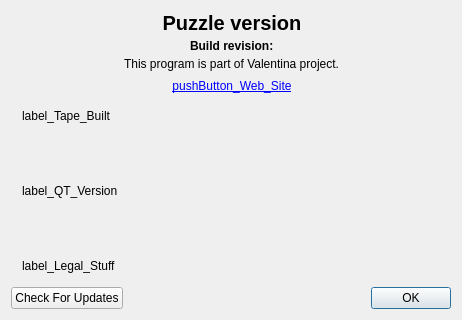
Qt form src/app/puzzle/dialogs/dialogaboutpuzzle.ui (dismine/valentina) before a commit.
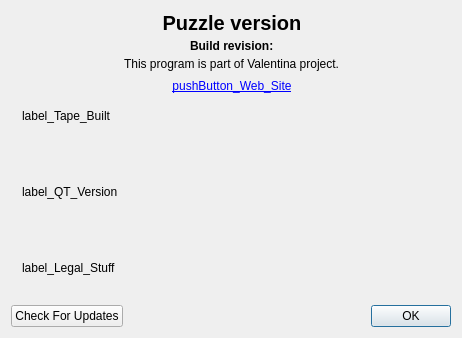
The same form after that commit. Icons and pictures are not drawn.

Commit message: corrections about puzzle dialog

```diff
--- a/src/app/puzzle/dialogs/dialogaboutpuzzle.ui
+++ b/src/app/puzzle/dialogs/dialogaboutpuzzle.ui
@@ -7,7 +7,7 @@
     <x>0</x>
     <y>0</y>
     <width>462</width>
-    <height>320</height>
+    <height>338</height>
    </rect>
   </property>
   <property name="sizePolicy">
@@ -41,6 +41,9 @@
      <property name="rightMargin">
       <number>9</number>
      </property>
+     <property name="bottomMargin">
+      <number>16</number>
+     </property>
      <item>
       <widget class="QLabel" name="label_appIcon">
        <property name="sizePolicy">
@@ -261,6 +264,9 @@
    </item>
    <item>
     <layout class="QHBoxLayout" name="horizontalLayout_2">
+     <property name="topMargin">
+      <number>0</number>
+     </property>
      <item>
       <widget class="QPushButton" name="pushButtonCheckUpdate">
        <property name="text">
```
Left out of the diff: 7 changed lines with no effect on the pictures. The commit also changes 1 other file.
